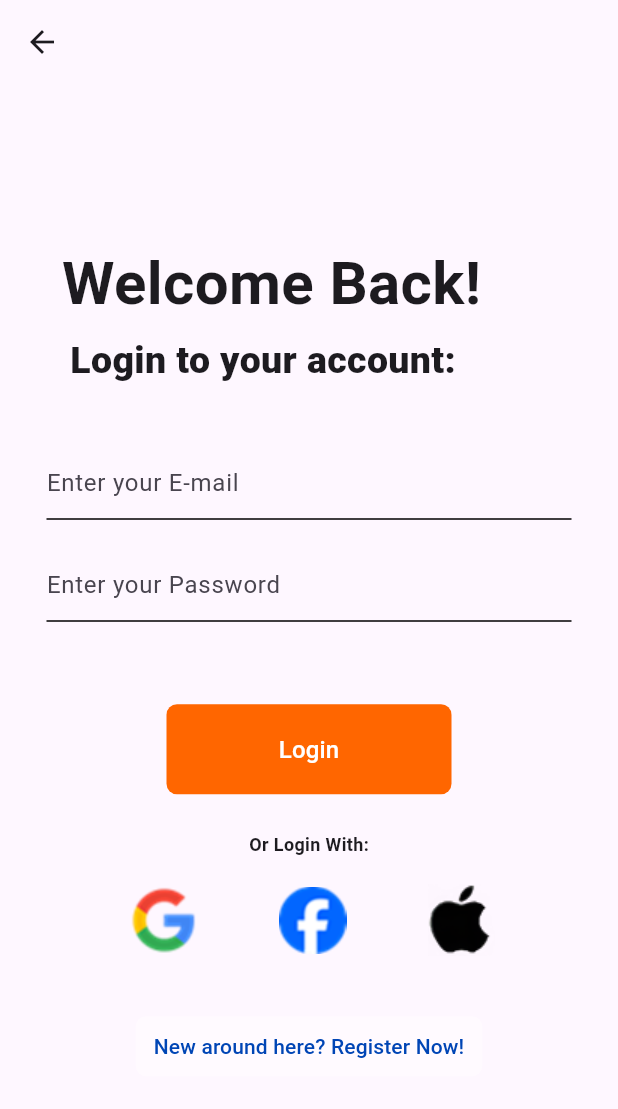
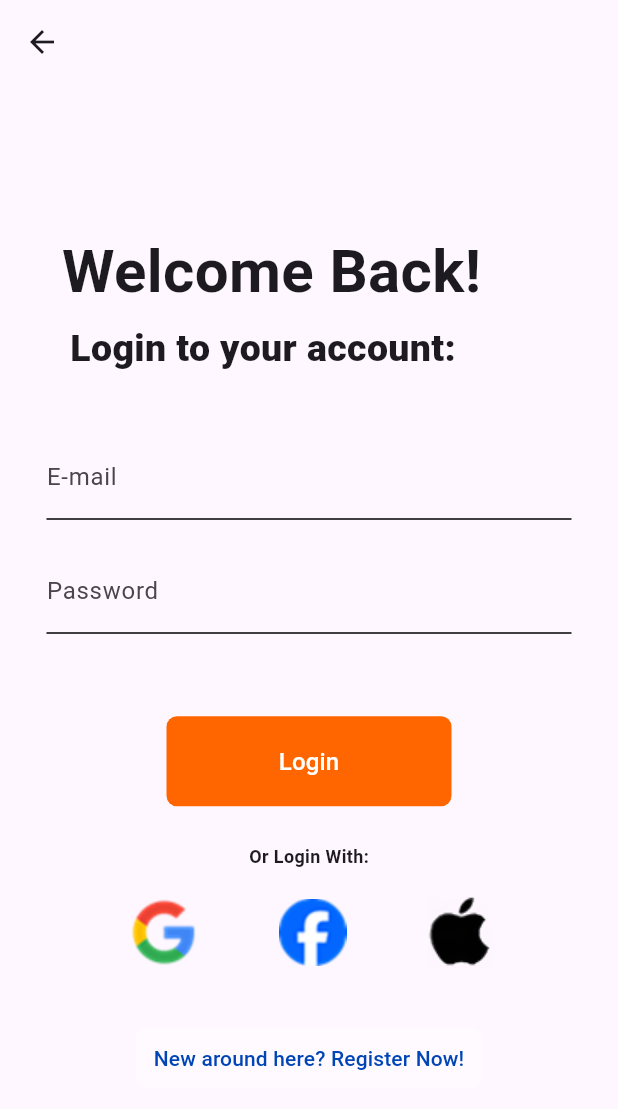
Before and after one commit to Mahmoud3177Khaled/FluttyNotes, a Flutter app: the LoginView screen opened by its route, on a phone screen of 412 x 824 dp. Shown: the top 1109 px of the screen. Run offline on Flutter 3.47's test engine with Material 3 defaults, Android fonts, the phone set to English and light mode, and no system bars; our stand-ins replace firebase_auth, firebase_core, shared_preferences, sqflite; accounts and stored records are empty.

Commit message:
overhauled newnote ui and made little changes to login and signup textfields

```diff
--- a/lib/main.dart
+++ b/lib/main.dart
@@ -80,7 +80,7 @@ class CheckAccountState extends StatelessWidget {
     return Scaffold(
       appBar: AppBar(
         title: const Text("Checking user state"),
-        backgroundColor: maintheme,
+        backgroundColor: const Color.fromARGB(255, 255, 255, 255),
         foregroundColor: const Color.fromARGB(255, 255, 255, 255)
 
         ),
--- a/lib/views/login_view.dart
+++ b/lib/views/login_view.dart
@@ -105,7 +105,13 @@ class _LoginViewState extends State<LoginView> {
                             keyboardType: TextInputType.emailAddress,
                             decoration: const InputDecoration(
 
-                              hintText: "Enter your E-mail",
+                              // hintText: "Enter your E-mail",
+
+                              labelText: "E-mail",
+                              // labelStyle: TextStyle(),
+                              floatingLabelStyle: TextStyle(
+                                color: maintheme
+                              ),
 
                               enabledBorder: UnderlineInputBorder(
                                 borderSide: BorderSide(
@@ -137,7 +143,13 @@ class _LoginViewState extends State<LoginView> {
                             autocorrect: false,
                             decoration: const InputDecoration(
 
-                              hintText: "Enter your Password",
+                              // hintText: "Enter your Password",
+
+                              labelText: "Password",
+                              // labelStyle: TextStyle(),
+                              floatingLabelStyle: TextStyle(
+                                color: maintheme
+                              ),
 
                               enabledBorder: UnderlineInputBorder(
                                 borderSide: BorderSide(
--- a/lib/views/update_note_view.dart
+++ b/lib/views/update_note_view.dart
@@ -147,10 +147,9 @@ class _UpdateNoteViewState extends State<UpdateNoteView> {
             icon: const Icon(Icons.brush),
 
             onSelected: (value) async {
+              devtools.log("This is $value");
+              color = value;
 
-              devtools.log("This is $value");
-
-              color = value;
             },
 
             itemBuilder: (context) {
```
Also changed, not shown: lib/views/new_note_view.dart (+23 -7 lines), lib/views/registration_view.dart (+18 -3 lines).
